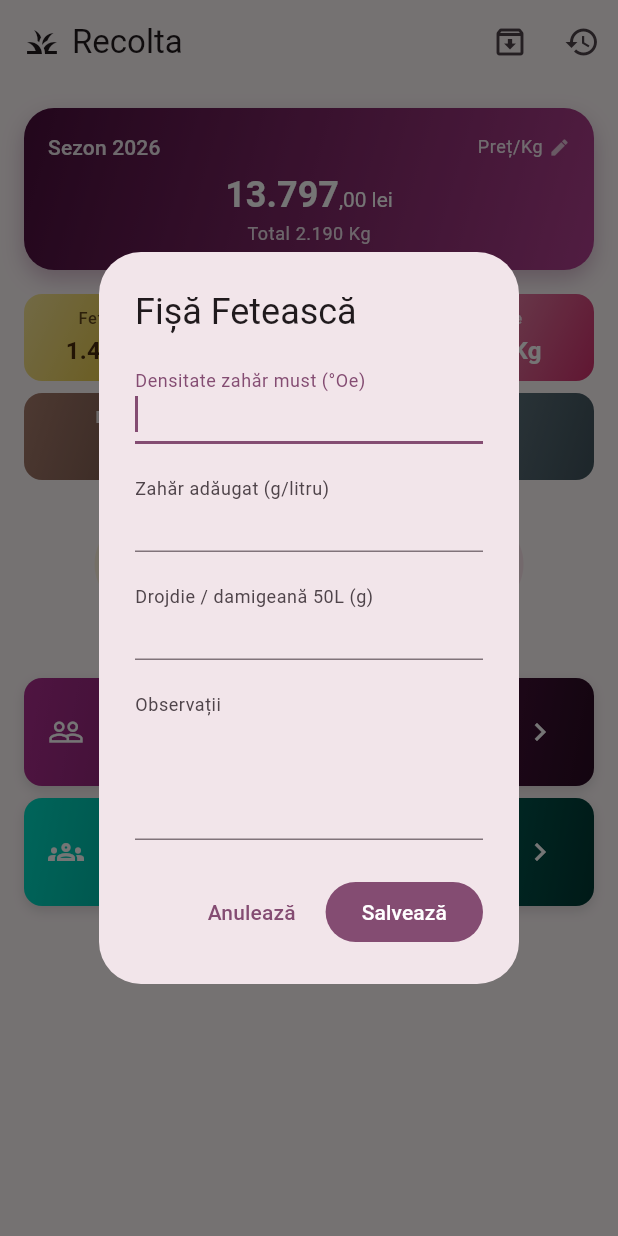
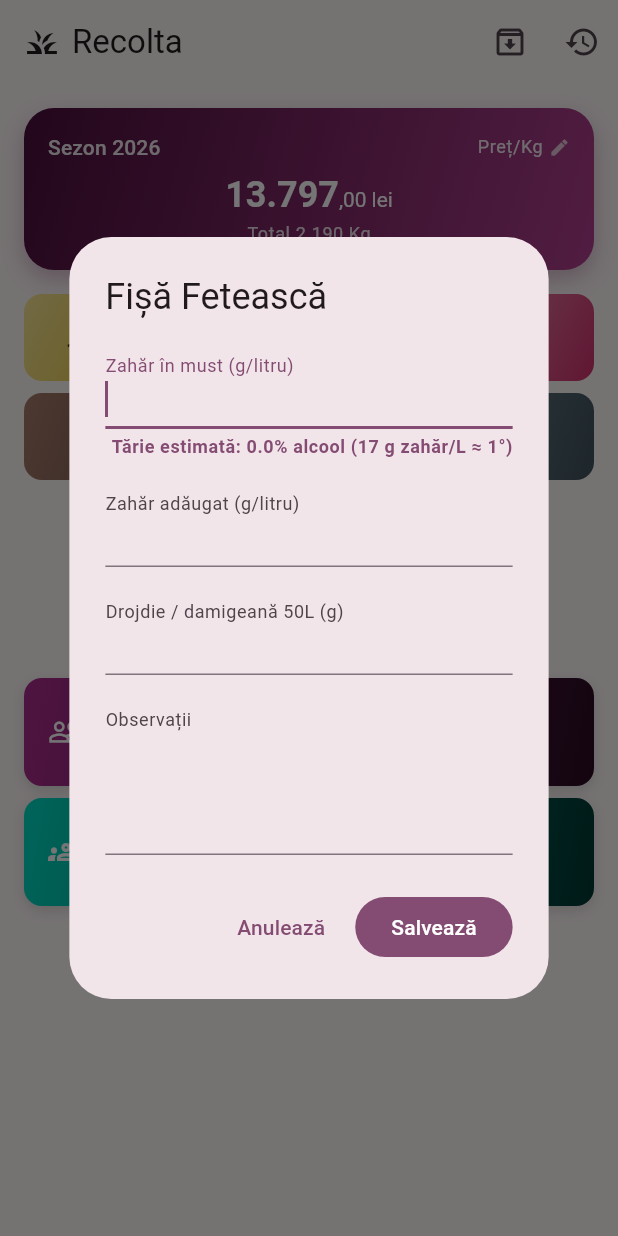
Before and after one commit to kappado2000/recolta, a Flutter app: the screen it shows after launch, after a tap on "Fetească", on a phone screen of 412 x 824 dp. Run offline on Flutter 3.47's test engine with Material 3 defaults, Android fonts, the phone set to English and light mode, and no system bars; our stand-ins replace hive_flutter; accounts and stored records are empty.

Commit message:
Calculează tăria alcoolică estimată din zahărul mustului (fișa sortimentului)
Regula uzuală în vinificația de casă: 17 g zahăr/litru de must produc 1
grad de alcool (170 g/L → 10%). Câmpul "Densitate zahăr must" devine
"Zahăr în must (g/litru)", iar tăria estimată se recalculează live, pe
măsură ce se tastează valoarea.

Co-Authored-By: Claude Sonnet 5 <noreply@anthropic.com>

```diff
--- a/lib/models/fisa_sortiment.dart
+++ b/lib/models/fisa_sortiment.dart
@@ -1,6 +1,7 @@
 /// Fișa de producție a unui sortiment, pentru un sezon — densitatea de
 /// zahăr a mustului, dozajele de zahăr/drojdie și observații libere.
 class FisaSortiment {
+  /// Cantitatea de zahăr din must, în grame/litru.
   double densitateZahar;
   double zaharLaLitru;
   double drojdieDamigeana50L;
@@ -12,6 +13,11 @@ class FisaSortiment {
     this.drojdieDamigeana50L = 0,
     this.observatii = '',
   });
+
+  /// Tăria alcoolică estimată (%), după regula uzuală în vinificația de
+  /// casă: 17 g zahăr/litru de must produc 1 grad de alcool (ex. 170 g/L
+  /// → 10% alcool).
+  double get tarieAlcoolica => densitateZahar / 17;
 
   Map<String, dynamic> toMap() => {
     'densitateZahar': densitateZahar,
--- a/lib/utils/fisa_actions.dart
+++ b/lib/utils/fisa_actions.dart
@@ -31,7 +31,13 @@ Future<void> editFisaDialog(
 
   final saved = await showDialog<bool>(
     context: context,
-    builder: (ctx) => AlertDialog(
+    builder: (ctx) => StatefulBuilder(
+      builder: (ctx, setState) {
+        final zahar =
+            double.tryParse(densitateController.text.replaceAll(',', '.')) ?? 0;
+        final tarie = zahar / 17;
+
+        return AlertDialog(
           title: Text('Fișă ${sortiment.label}'),
           content: SingleChildScrollView(
             child: Column(
@@ -44,8 +50,23 @@ Future<void> editFisaDialog(
                     decimal: true,
                   ),
                   decoration: const InputDecoration(
-                labelText: 'Densitate zahăr must (°Oe)',
+                    labelText: 'Zahăr în must (g/litru)',
                     floatingLabelBehavior: labelBehavior,
+                  ),
+                  onChanged: (_) => setState(() {}),
+                ),
+                Align(
+                  alignment: Alignment.centerLeft,
+                  child: Padding(
+                    padding: const EdgeInsets.only(top: 4, left: 4),
+                    child: Text(
+                      'Tărie estimată: ${tarie.toStringAsFixed(1)}% alcool '
+                      '(17 g zahăr/L ≈ 1°)',
+                      style: Theme.of(context).textTheme.bodySmall?.copyWith(
+                        color: Theme.of(context).colorScheme.primary,
+                        fontWeight: FontWeight.w600,
+                      ),
+                    ),
                   ),
                 ),
                 const SizedBox(height: 16),
@@ -93,6 +114,8 @@ Future<void> editFisaDialog(
               child: const Text('Salvează'),
             ),
           ],
+        );
+      },
     ),
   );
 
```
Lines whose indentation alone changed are shown as unchanged.
